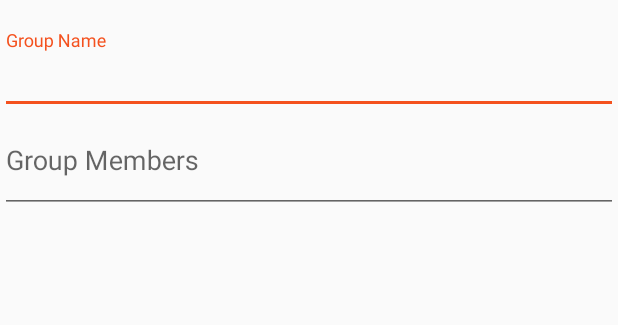
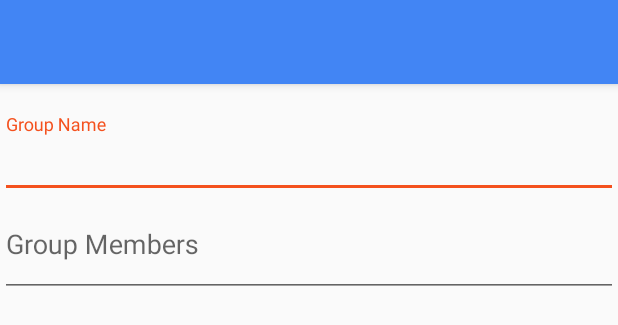
Before and after one commit to UltimateAnjali/MoneySplitter, an Android app: the layout activity_create_group.xml on its own in the app's theme, with its tools: preview values and no code run, on a phone screen of 412 x 824 dp. Shown: the top 325 px of the screen. Run offline under Robolectric (Android 15) with nearby library versions, the phone set to English and light mode, and no system bars.

```diff
--- a/app/src/main/res/layout/activity_create_group.xml
+++ b/app/src/main/res/layout/activity_create_group.xml
@@ -3,12 +3,24 @@
     android:layout_width="match_parent"
     android:layout_height="match_parent"
     xmlns:tools="http://schemas.android.com/tools"
+    xmlns:app="http://schemas.android.com/apk/res-auto"
     tools:context="com.proj.balance.money.CreateGroup">
+
+    <android.support.v7.widget.Toolbar
+        android:id="@+id/my_toolbar"
+        android:layout_width="match_parent"
+        android:layout_height="?attr/actionBarSize"
+        android:titleTextColor="@android:color/white"
+        android:background="@color/colorPrimary"
+        android:elevation="4dp"
+        android:theme="@style/ThemeOverlay.AppCompat.Dark"
+        app:popupTheme="@style/Theme.AppCompat.Light.DarkActionBar" />
 
     <LinearLayout
         android:layout_width="match_parent"
         android:layout_height="match_parent"
         android:orientation="vertical"
+        android:layout_below="@+id/my_toolbar"
         android:layout_marginTop="20dp">
 
         <android.support.design.widget.TextInputLayout
--- a/app/src/main/res/values/styles.xml
+++ b/app/src/main/res/values/styles.xml
@@ -12,6 +12,12 @@
         <item name="colorPrimaryDark">@color/colorPrimaryDark</item>
     </style>
 
+    <style name="MyTheme" parent="Theme.AppCompat.Light.NoActionBar">
+        <item name="colorPrimary">@color/colorPrimary</item>
+        <item name="colorPrimaryDark">@color/colorPrimaryDark</item>
+        <item name="colorAccent">@color/colorAccent</item>
+    </style>
+
     <style name="loginBtn">
         <item name="android:textColor">@android:color/white</item>
         <item name="android:textSize">@dimen/button_text_size</item>
```
Also changed, not shown: app/src/main/AndroidManifest.xml (+4 -8 lines), app/src/main/java/com/proj/balance/money/LoginActivity.java (+19 -15 lines), app/src/main/java/com/proj/balance/money/MainActivity.java (+72 -0 lines), app/src/main/res/layout/activity_main.xml (+14 -1 lines), app/src/main/res/menu/toolbar_menu_items.xml (added, +17 -0 lines).
